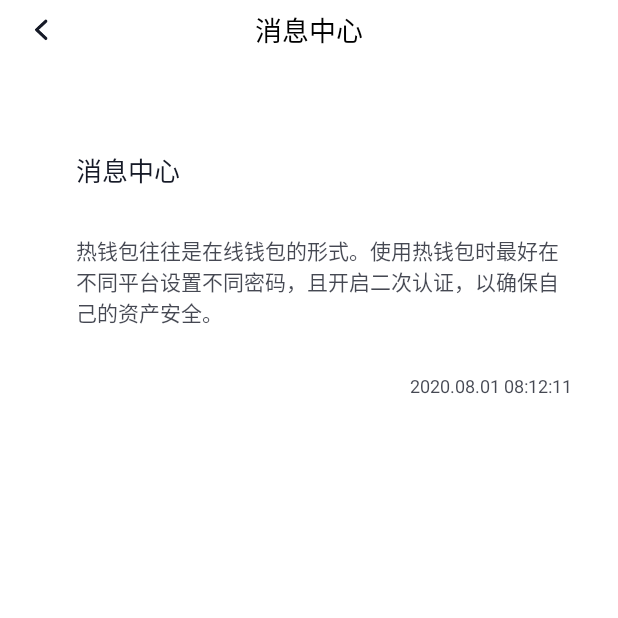
After one commit to zhangjing02/AitdWallet, an Android app: the MessageDetailActivity screen opened directly, with no data from a screen before it, on a phone screen of 412 x 824 dp, the top half of it. The commit adds this screen. Run offline under Robolectric (Android 15) with nearby library versions, the phone set to English and light mode, and no system bars; our stand-ins replace ButterKnife, EventBus.

Commit message:
1.编写消息中心的布局和ui。 2.设置语言的逻辑，app设定优先手机系统设定。

```diff
--- a/app/build.gradle
+++ b/app/build.gradle
@@ -109,4 +109,6 @@ dependencies {
     implementation 'me.grantland:autofittextview:0.2.+'
    // implementation 'com.github.mcxtzhang:SwipeDelMenuLayout:V1.2.1'
     implementation 'com.github.mcxtzhang:SwipeDelMenuLayout:V1.3.0'
+
+    implementation 'q.rorbin:badgeview:1.1.3'
 }
--- a/app/src/main/java/com/tianqi/aitdwallet/ui/activity/setting/AboutUsActivity.java
+++ b/app/src/main/java/com/tianqi/aitdwallet/ui/activity/setting/AboutUsActivity.java
@@ -73,7 +73,6 @@ public class AboutUsActivity extends BaseActivity {
         toolbar.setNavigationOnClickListener(v -> {
             finish();//返回
         });
-
     }
 
 
--- /dev/null
+++ b/app/src/main/java/com/tianqi/aitdwallet/ui/activity/setting/MessageDetailActivity.java
@@ -0,0 +1,54 @@
+package com.tianqi.aitdwallet.ui.activity.setting;
+
+import android.os.Bundle;
+import android.view.View;
+import android.widget.ImageView;
+import android.widget.TextView;
+
+import androidx.appcompat.widget.Toolbar;
+
+import com.tianqi.aitdwallet.R;
+import com.tianqi.baselib.base.BaseActivity;
+
+import butterknife.BindView;
+import butterknife.ButterKnife;
+
+public class MessageDetailActivity extends BaseActivity {
+
+    @BindView(R.id.toolbarTitle)
+    TextView toolbarTitle;
+    @BindView(R.id.btn_collect)
+    ImageView btnCollect;
+    @BindView(R.id.btn_finish)
+    TextView btnFinish;
+    @BindView(R.id.toolbar)
+    Toolbar toolbar;
+    @BindView(R.id.tv_message_tittle)
+    TextView tvMessageTittle;
+    @BindView(R.id.tv_message_content)
+    TextView tvMessageContent;
+    @BindView(R.id.tv_message_time)
+    TextView tvMessageTime;
+
+    @Override
+    protected int getContentView() {
+        return R.layout.activity_message_detail;
+    }
+
+    @Override
+    protected void initView() {
+        getToolBar();
+    }
+
+    private void getToolBar() {
+        toolbarTitle.setText("消息中心");
+        toolbar.setNavigationOnClickListener(v -> {
+            finish();//返回
+        });
+    }
+
+    @Override
+    protected void initData() {
+    }
+
+}
--- a/app/src/main/java/com/tianqi/aitdwallet/ui/fragment/SettingFragment.java
+++ b/app/src/main/java/com/tianqi/aitdwallet/ui/fragment/SettingFragment.java
@@ -11,6 +11,7 @@ import com.tianqi.aitdwallet.R;
 import com.tianqi.aitdwallet.ui.activity.address.ContactsAddressManageActivity;
 import com.tianqi.aitdwallet.ui.activity.setting.AboutUsActivity;
 import com.tianqi.aitdwallet.ui.activity.setting.InviteFriendActivity;
+import com.tianqi.aitdwallet.ui.activity.setting.MessageCenterActivity;
 import com.tianqi.aitdwallet.ui.activity.setting.SafeCenterActivity;
 import com.tianqi.aitdwallet.ui.activity.setting.SystemSettingActivity;
 import com.tianqi.aitdwallet.ui.activity.wallet.setting.WalletManageActivity;
@@ -76,6 +77,8 @@ public class SettingFragment extends BaseFragment {
                 startActivity(intent);
                 break;
             case R.id.tv_my_message:
+                intent=new Intent(getActivity(), MessageCenterActivity.class);
+                startActivity(intent);
                 break;
             case R.id.tv_invite_friend:
                 intent=new Intent(getActivity(), InviteFriendActivity.class);
--- /dev/null
+++ b/app/src/main/res/layout/activity_message_detail.xml
@@ -0,0 +1,70 @@
+<?xml version="1.0" encoding="utf-8"?>
+<LinearLayout xmlns:android="http://schemas.android.com/apk/res/android"
+    xmlns:app="http://schemas.android.com/apk/res-auto"
+    xmlns:tools="http://schemas.android.com/tools"
+    android:layout_width="match_parent"
+    android:layout_height="match_parent"
+    android:orientation="vertical"
+    android:background="@color/white"
+    tools:context=".ui.activity.setting.MessageDetailActivity">
+
+    <include
+        android:id="@+id/toolbar_layout"
+        layout="@layout/toolbar_menu"
+        app:layout_constraintTop_toTopOf="parent" />
+
+
+    <androidx.constraintlayout.widget.ConstraintLayout
+        style="@style/bg_edit_grey"
+        android:layout_width="match_parent"
+        android:layout_marginHorizontal="15dp"
+        android:layout_marginTop="30dp"
+        android:layout_height="wrap_content">
+
+
+        <TextView
+            android:id="@+id/tv_message_tittle"
+            android:layout_width="wrap_content"
+            android:layout_height="wrap_content"
+            app:layout_constraintTop_toTopOf="parent"
+            app:layout_constraintLeft_toLeftOf="parent"
+            android:layout_marginLeft="15dp"
+            android:layout_marginTop="30dp"
+            android:text="消息中心"
+            android:textSize="17sp"
+            android:textColor="@color/text_main_black"/>
+
+        <TextView
+            android:id="@+id/tv_message_content"
+            android:layout_width="match_parent"
+            android:layout_height="wrap_content"
+            app:layout_constraintTop_toBottomOf="@+id/tv_message_tittle"
+            app:layout_constraintLeft_toLeftOf="parent"
+            app:layout_constraintRight_toRightOf="parent"
+            android:layout_marginHorizontal="15dp"
+            android:layout_marginTop="30dp"
+            android:text="热钱包往往是在线钱包的形式。使用热钱包时最好在不同平台设置不同密码，且开启二次认证，以确保自己的资产安全。"
+            android:textSize="14sp"
+            android:textColor="@color/text_main_80_black"/>
+
+        <TextView
+            android:id="@+id/tv_message_time"
+            android:layout_width="wrap_content"
+            android:layout_height="wrap_content"
+            app:layout_constraintTop_toBottomOf="@+id/tv_message_content"
+            app:layout_constraintBottom_toBottomOf="parent"
+            app:layout_constraintRight_toRightOf="parent"
+            android:layout_marginRight="15dp"
+            android:layout_marginTop="30dp"
+            android:text="2020.08.01 08:12:11"
+            android:textSize="12sp"
+            android:layout_marginBottom="30dp"
+            android:textColor="@color/text_main_80_black"/>
+
+
+    </androidx.constraintlayout.widget.ConstraintLayout>
+
+
+
+
+</LinearLayout>
--- a/app/src/main/res/layout/fragment_setting.xml
+++ b/app/src/main/res/layout/fragment_setting.xml
@@ -54,7 +54,6 @@
         android:layout_height="55dp"
         android:layout_marginTop="7dp"
         android:background="@color/white"
-        android:visibility="gone"
         android:drawableLeft="@mipmap/ic_setting_my_message"
         android:drawableRight="@mipmap/ic_indicator_grey_right"
         android:drawablePadding="17dp"
--- a/app/src/main/res/values/colors.xml
+++ b/app/src/main/res/values/colors.xml
@@ -42,8 +42,10 @@
 
 
     <color name="text_main_black">#FF161A27</color>
+    <color name="text_main_40_black">#66161A27</color>
     <color name="text_main_70_black">#FF161A27</color>
     <color name="text_main_60_black">#99161A27</color>
+    <color name="text_main_80_black">#CC161A27</color>
     <color name="text_main_90_black">#E6161A27</color>
     <color name="text_main2_black">#FF1E1F31</color>
     <color name="text_main_60_grey">#991E1F31</color>
--- a/app/src/main/res/values/styles.xml
+++ b/app/src/main/res/values/styles.xml
@@ -260,6 +260,10 @@
         <item name="android:textSize">15sp</item>
         <item name="textAllCaps">false</item>
     </style>
+    <style name="TabLayoutText16Style" parent="TextAppearance.Design.Tab">
+        <item name="android:textSize">16sp</item>
+        <item name="textAllCaps">false</item>
+    </style>
 
 
     <style name="AppThemeTrans" parent="Theme.MaterialComponents.Light.NoActionBar">
--- a/baselib/src/main/java-gen/com/tianqi/baselib/dbgreendao/gen/DaoMaster.java
+++ b/baselib/src/main/java-gen/com/tianqi/baselib/dbgreendao/gen/DaoMaster.java
@@ -4,8 +4,6 @@ import android.content.Context;
 import android.database.sqlite.SQLiteDatabase;
 import android.database.sqlite.SQLiteDatabase.CursorFactory;
 import android.util.Log;
-
-import com.tianqi.baselib.utils.LogUtil;
 
 import org.greenrobot.greendao.AbstractDaoMaster;
 import org.greenrobot.greendao.database.StandardDatabase;
@@ -87,7 +85,7 @@ public class DaoMaster extends AbstractDaoMaster {
 
         @Override
         public void onCreate(Database db) {
-            LogUtil.i("greenDAO", "Creating tables for schema version " + SCHEMA_VERSION);
+            Log.i("greenDAO", "Creating tables for schema version " + SCHEMA_VERSION);
             createAllTables(db, false);
         }
     }
@@ -104,7 +102,7 @@ public class DaoMaster extends AbstractDaoMaster {
 
         @Override
         public void onUpgrade(Database db, int oldVersion, int newVersion) {
-            LogUtil.i("greenDAO", "Upgrading schema from version " + oldVersion + " to " + newVersion + " by dropping all tables");
+            Log.i("greenDAO", "Upgrading schema from version " + oldVersion + " to " + newVersion + " by dropping all tables");
             dropAllTables(db, true);
             onCreate(db);
         }
--- a/baselib/src/main/java/com/tianqi/baselib/utils/LogUtil.java
+++ b/baselib/src/main/java/com/tianqi/baselib/utils/LogUtil.java
@@ -13,7 +13,7 @@ public class LogUtil {
     /**
      * 是否打印日志
      */
-    public static boolean isDMLog = true;
+    public static boolean isDMLog = true;   //正式发版的时候，此处改成false。
 
     private static boolean VERBOSE = true;
 
```
Also changed, not shown: app/src/main/AndroidManifest.xml (+9 -6 lines), app/src/main/java/com/tianqi/aitdwallet/adapter/recycle_adapter/PushMessageAdapter.java (added, +45 -0 lines), app/src/main/java/com/tianqi/aitdwallet/adapter/recycle_adapter/SetAdapterView.java (deleted, +0 -10 lines), app/src/main/java/com/tianqi/aitdwallet/ui/activity/SplashActivity.java (+16 -0 lines), app/src/main/java/com/tianqi/aitdwallet/ui/activity/setting/MessageCenterActivity.java (added, +161 -0 lines), app/src/main/res/layout/activity_message_center.xml (added, +47 -0 lines), app/src/main/res/layout/layout_adapter_message_push.xml (added, +47 -0 lines), app/src/main/res/layout/tab_message_transfer.xml (added, +30 -0 lines), baselib/src/main/java/com/tianqi/baselib/rxhttp/bean/GetMessageBean.java (added, +54 -0 lines).
